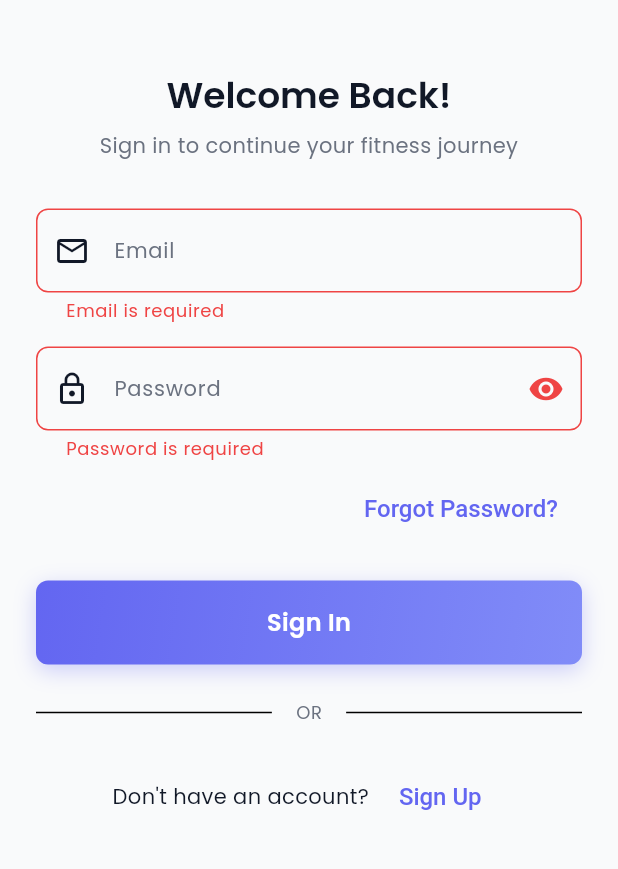
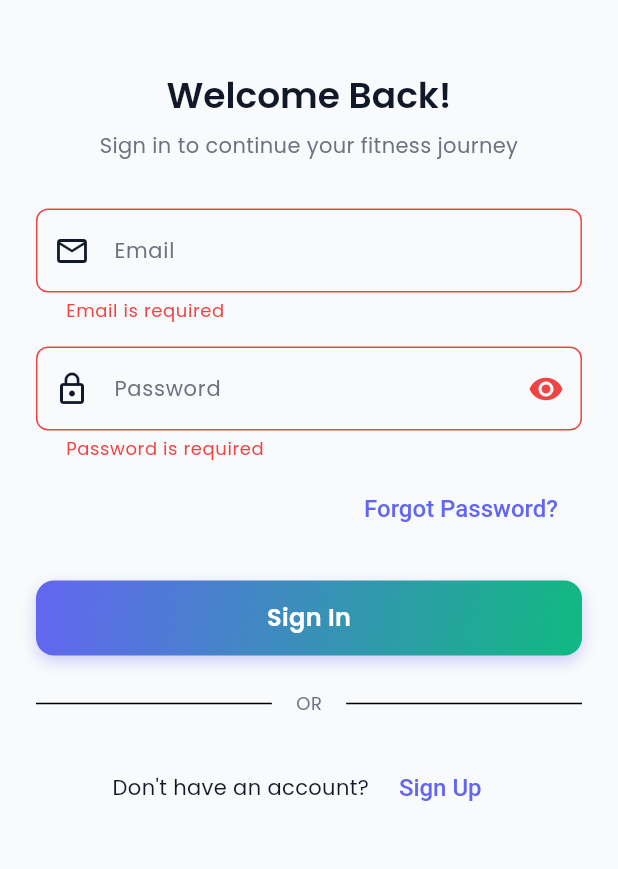
Before and after one commit to a-niva/fitness-coach-app, a Flutter app: the screen it shows after launch, after a tap on "Sign In", on a phone screen of 412 x 824 dp, the part 360-1229 px from its top. Run offline on Flutter 3.47's test engine with Material 3 defaults, Android fonts, the phone set to English and light mode, and no system bars; our stand-ins replace flutter_riverpod, freezed_annotation, go_router, shared_preferences.

Commit message:
Update gradient_button.dart

```diff
--- a/lib/presentation/widgets/common/gradient_button.dart
+++ b/lib/presentation/widgets/common/gradient_button.dart
@@ -1,25 +1,32 @@
 import 'package:flutter/material.dart';
-import '../../../config/theme.dart';
 
 class GradientButton extends StatefulWidget {
+  final String text;
   final VoidCallback? onPressed;
-  final String text;
+  final bool isLoading;
   final double? width;
   final double height;
-  final bool isLoading;
-  final IconData? icon;
   final Gradient? gradient;
+  final BorderRadius? borderRadius;
+  final TextStyle? textStyle;
+  final EdgeInsetsGeometry? padding;
+  final Widget? icon;
+  final bool enabled;
 
   const GradientButton({
-    super.key,
-    required this.onPressed,
+    Key? key,
     required this.text,
+    this.onPressed,
+    this.isLoading = false,
     this.width,
-    this.height = 56,
-    this.isLoading = false,
+    this.height = 50,
+    this.gradient,
+    this.borderRadius,
+    this.textStyle,
+    this.padding,
     this.icon,
-    this.gradient,
-  });
+    this.enabled = true,
+  }) : super(key: key);
 
   @override
   State<GradientButton> createState() => _GradientButtonState();
@@ -29,17 +36,22 @@ class _GradientButtonState extends State<GradientButton>
     with SingleTickerProviderStateMixin {
   late AnimationController _animationController;
   late Animation<double> _scaleAnimation;
+  bool _isPressed = false;
 
   @override
   void initState() {
     super.initState();
     _animationController = AnimationController(
-      duration: const Duration(milliseconds: 150),
+      duration: const Duration(milliseconds: 100),
       vsync: this,
     );
-    _scaleAnimation = Tween<double>(begin: 1.0, end: 0.95).animate(
-      CurvedAnimation(parent: _animationController, curve: Curves.easeInOut),
-    );
+    _scaleAnimation = Tween<double>(
+      begin: 1.0,
+      end: 0.95,
+    ).animate(CurvedAnimation(
+      parent: _animationController,
+      curve: Curves.easeInOut,
+    ));
   }
 
   @override
@@ -48,76 +60,95 @@ class _GradientButtonState extends State<GradientButton>
     super.dispose();
   }
 
-  void _handleTapDown(TapDownDetails details) {
-    if (widget.onPressed != null && !widget.isLoading) {
+  void _onTapDown(TapDownDetails details) {
+    if (widget.enabled && !widget.isLoading) {
+      setState(() => _isPressed = true);
       _animationController.forward();
     }
   }
 
-  void _handleTapUp(TapUpDetails details) {
-    if (widget.onPressed != null && !widget.isLoading) {
+  void _onTapUp(TapUpDetails details) {
+    if (_isPressed) {
+      setState(() => _isPressed = false);
       _animationController.reverse();
     }
   }
 
-  void _handleTapCancel() {
-    if (widget.onPressed != null && !widget.isLoading) {
+  void _onTapCancel() {
+    if (_isPressed) {
+      setState(() => _isPressed = false);
       _animationController.reverse();
     }
   }
 
   @override
   Widget build(BuildContext context) {
-    return GestureDetector(
-      onTapDown: _handleTapDown,
-      onTapUp: _handleTapUp,
-      onTapCancel: _handleTapCancel,
-      onTap: widget.isLoading ? null : widget.onPressed,
-      child: AnimatedBuilder(
+    final theme = Theme.of(context);
+    final defaultGradient = LinearGradient(
+      colors: [theme.colorScheme.primary, theme.colorScheme.secondary],
+      begin: Alignment.topLeft,
+      end: Alignment.bottomRight,
+    );
+
+    final isDisabled = !widget.enabled || widget.isLoading;
+
+    return AnimatedBuilder(
       animation: _scaleAnimation,
-        builder: (context, child) => Transform.scale(
+      builder: (context, child) {
+        return Transform.scale(
           scale: _scaleAnimation.value,
+          child: GestureDetector(
+            onTapDown: _onTapDown,
+            onTapUp: _onTapUp,
+            onTapCancel: _onTapCancel,
+            onTap: isDisabled ? null : widget.onPressed,
             child: Container(
               width: widget.width,
               height: widget.height,
+              padding: widget.padding ??
+                  const EdgeInsets.symmetric(horizontal: 24, vertical: 12),
               decoration: BoxDecoration(
-              gradient: widget.gradient ?? AppTheme.primaryGradient,
-              borderRadius: BorderRadius.circular(AppTheme.radiusM),
-              boxShadow: widget.onPressed != null && !widget.isLoading
-                  ? [
+                gradient: isDisabled
+                    ? LinearGradient(
+                        colors: [
+                          Colors.grey.shade400,
+                          Colors.grey.shade500,
+                        ],
+                      )
+                    : widget.gradient ?? defaultGradient,
+                borderRadius: widget.borderRadius ?? BorderRadius.circular(12),
+                boxShadow: isDisabled ? null : [
                   BoxShadow(
-                        color: AppTheme.primaryColor.withOpacity(0.3),
-                        blurRadius: 12,
+                    color: (widget.gradient?.colors.first ?? theme.colorScheme.primary)
+                        .withValues(alpha: 0.3),
+                    blurRadius: 8,
                     offset: const Offset(0, 4),
                   ),
-                    ]
-                  : [],
+                ],
               ),
-            child: Material(
-              color: Colors.transparent,
-              child: InkWell(
-                onTap: widget.isLoading ? null : widget.onPressed,
-                borderRadius: BorderRadius.circular(AppTheme.radiusM),
-                child: Center(
               child: widget.isLoading
-                      ? const SizedBox(
-                          width: 24,
-                          height: 24,
+                  ? const Center(
+                      child: SizedBox(
+                        width: 20,
+                        height: 20,
                         child: CircularProgressIndicator(
-                            color: Colors.white,
                           strokeWidth: 2,
+                          valueColor: AlwaysStoppedAnimation<Color>(Colors.white),
+                        ),
                       ),
                     )
                   : Row(
                       mainAxisAlignment: MainAxisAlignment.center,
+                      mainAxisSize: MainAxisSize.min,
                       children: [
                         if (widget.icon != null) ...[
-                              Icon(widget.icon, color: Colors.white, size: 20),
-                              const SizedBox(width: AppTheme.spacingS),
+                          widget.icon!,
+                          const SizedBox(width: 8),
                         ],
                         Text(
                           widget.text,
-                              style: const TextStyle(
+                          style: widget.textStyle ??
+                              const TextStyle(
                                 color: Colors.white,
                                 fontSize: 16,
                                 fontWeight: FontWeight.w600,
@@ -127,10 +158,8 @@ class _GradientButtonState extends State<GradientButton>
                     ),
             ),
           ),
-            ),
-          ),
-        ),
-      ),
+        );
+      },
     );
   }
 }
```
Lines whose indentation alone changed are shown as unchanged.
